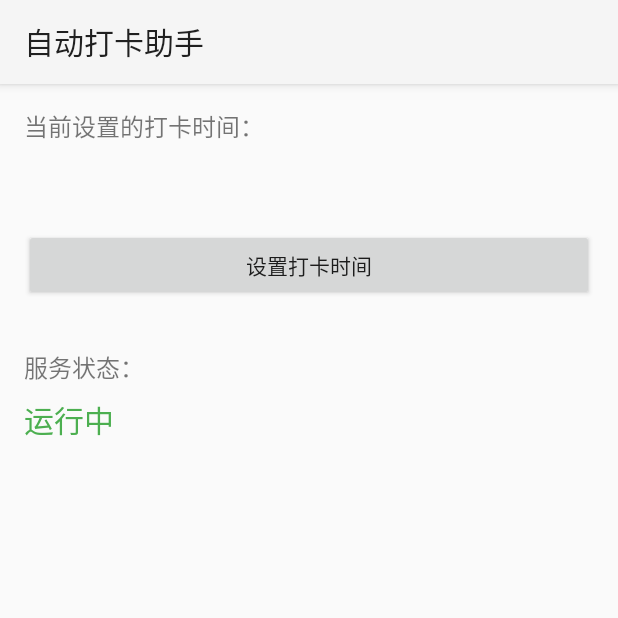
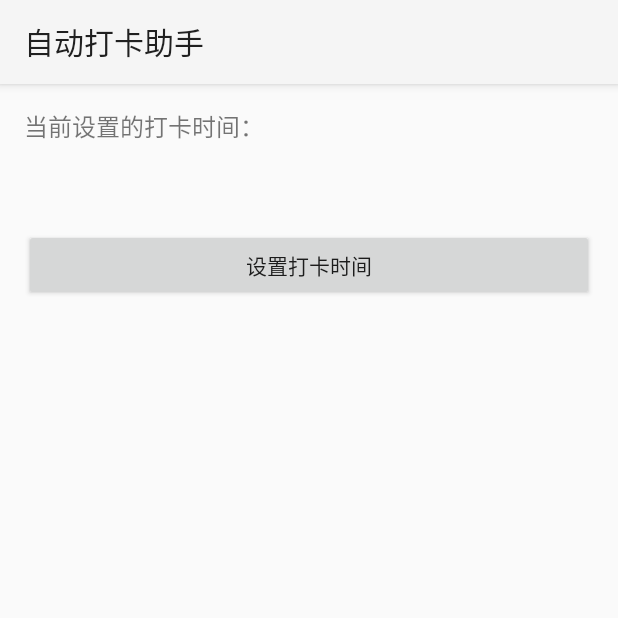
Before and after one commit to xylophone234/dingding_assistant, an Android app: the screen it shows after launch (MainActivity), on a phone screen of 412 x 824 dp, the top half of it. Run offline under Robolectric (Android 15) with nearby library versions, the phone set to English and light mode, and no system bars.

Commit message:
Update workflow file and add resource files

```diff
--- a/app/src/main/res/layout/activity_main.xml
+++ b/app/src/main/res/layout/activity_main.xml
@@ -26,20 +26,4 @@
         android:layout_marginTop="16dp"
         android:text="设置打卡时间" />
 
-    <TextView
-        android:layout_width="wrap_content"
-        android:layout_height="wrap_content"
-        android:layout_marginTop="32dp"
-        android:text="服务状态："
-        android:textSize="16sp" />
-
-    <TextView
-        android:id="@+id/statusText"
-        android:layout_width="wrap_content"
-        android:layout_height="wrap_content"
-        android:layout_marginTop="8dp"
-        android:text="运行中"
-        android:textColor="#4CAF50"
-        android:textSize="20sp" />
-
 </LinearLayout>
```
Also changed, not shown: 1 other file.
